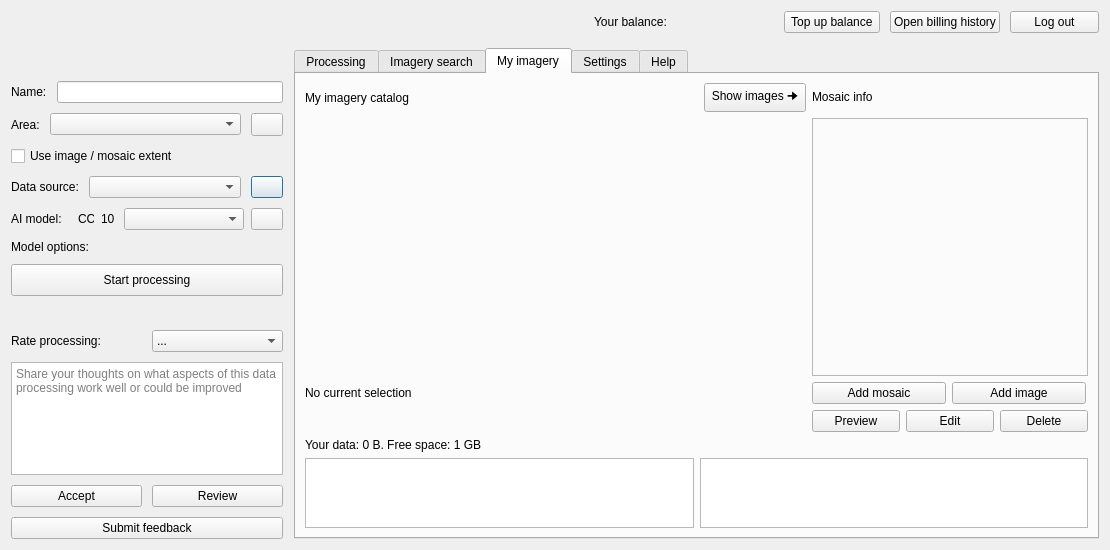
The window that mapflow/dialogs/static/ui/main_dialog.ui (Geoalert/mapflow-qgis) describes before a commit, drawn with Qt 5.
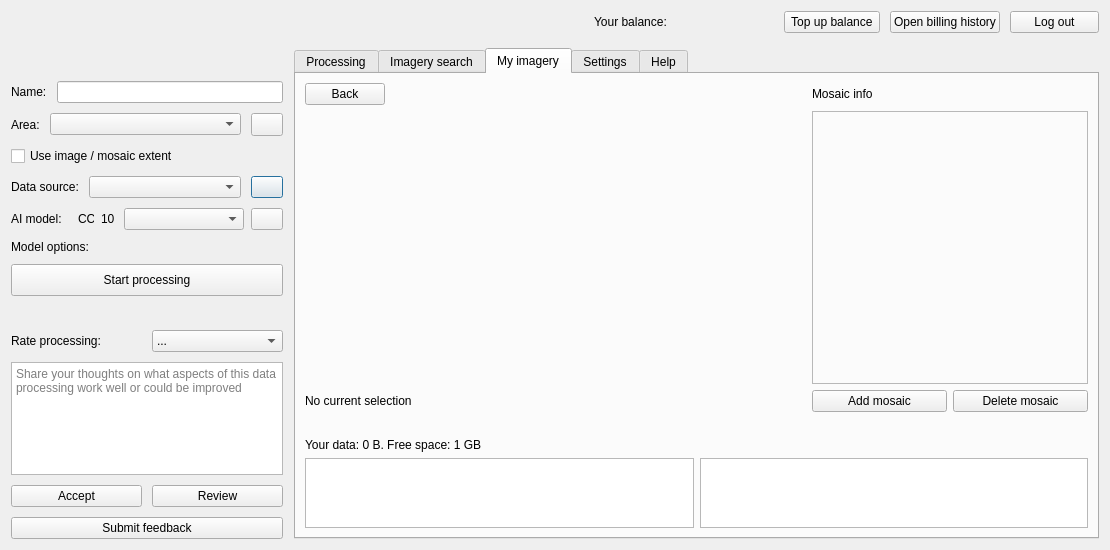
The same window after the commit. The open tabs and pages were chosen to show the change. Icons and pictures are not drawn. Custom widgets are drawn as their Qt base class.

Commit message: Buttons in table cells

```diff
--- a/mapflow/dialogs/static/ui/main_dialog.ui
+++ b/mapflow/dialogs/static/ui/main_dialog.ui
@@ -1374,112 +1374,6 @@
             <layout class="QHBoxLayout" name="horizontalLayout_11">
              <item>
               <layout class="QGridLayout" name="gridLayout_6">
-               <item row="7" column="0">
-                <layout class="QHBoxLayout" name="horizontalLayout_18">
-                 <item>
-                  <widget class="QLabel" name="catalogInfo">
-                   <property name="text">
-                    <string/>
-                   </property>
-                   <property name="alignment">
-                    <set>Qt::AlignLeading|Qt::AlignLeft|Qt::AlignVCenter</set>
-                   </property>
-                   <property name="margin">
-                    <number>0</number>
-                   </property>
-                   <property name="indent">
-                    <number>-1</number>
-                   </property>
-                  </widget>
-                 </item>
-                </layout>
-               </item>
-               <item row="7" column="2">
-                <layout class="QHBoxLayout" name="horizontalLayout_15">
-                 <property name="sizeConstraint">
-                  <enum>QLayout::SetMaximumSize</enum>
-                 </property>
-                 <item>
-                  <widget class="QPushButton" name="previewCatalogButton">
-                   <property name="maximumSize">
-                    <size>
-                     <width>88</width>
-                     <height>16777215</height>
-                    </size>
-                   </property>
-                   <property name="text">
-                    <string>Preview</string>
-                   </property>
-                  </widget>
-                 </item>
-                 <item>
-                  <widget class="QPushButton" name="editCatalogButton">
-                   <property name="maximumSize">
-                    <size>
-                     <width>88</width>
-                     <height>16777215</height>
-                    </size>
-                   </property>
-                   <property name="text">
-                    <string>Edit</string>
-                   </property>
-                  </widget>
-                 </item>
-                 <item>
-                  <widget class="QPushButton" name="deleteCatalogButton">
-                   <property name="maximumSize">
-                    <size>
-                     <width>88</width>
-                     <height>16777215</height>
-                    </size>
-                   </property>
-                   <property name="text">
-                    <string>Delete</string>
-                   </property>
-                  </widget>
-                 </item>
-                </layout>
-               </item>
-               <item row="0" column="0">
-                <layout class="QHBoxLayout" name="horizontalLayout_14">
-                 <item>
-                  <widget class="QLabel" name="label_6">
-                   <property name="text">
-                    <string>My imagery catalog</string>
-                   </property>
-                  </widget>
-                 </item>
-                 <item>
-                  <spacer name="horizontalSpacer_8">
-                   <property name="orientation">
-                    <enum>Qt::Horizontal</enum>
-                   </property>
-                   <property name="sizeHint" stdset="0">
-                    <size>
-                     <width>40</width>
-                     <height>20</height>
-                    </size>
-                   </property>
-                  </spacer>
-                 </item>
-                 <item>
-                  <widget class="QPushButton" name="switchTablesButton">
-                   <property name="maximumSize">
-                    <size>
-                     <width>16777215</width>
-                     <height>16777215</height>
-                    </size>
-                   </property>
-                   <property name="layoutDirection">
-                    <enum>Qt::LeftToRight</enum>
-                   </property>
-                   <property name="text">
-                    <string> Show images 🠊 </string>
-                   </property>
-                  </widget>
-                 </item>
-                </layout>
-               </item>
                <item row="4" column="2">
                 <widget class="QFrame" name="verticalFrame">
                  <property name="minimumSize">
@@ -1532,43 +1426,6 @@
                  </layout>
                 </widget>
                </item>
-               <item row="4" column="0">
-                <layout class="QVBoxLayout" name="catalogTableLayout">
-                 <property name="rightMargin">
-                  <number>0</number>
-                 </property>
-                </layout>
-               </item>
-               <item row="6" column="2">
-                <layout class="QHBoxLayout" name="horizontalLayout_16">
-                 <item>
-                  <widget class="QPushButton" name="addMosaicButton">
-                   <property name="maximumSize">
-                    <size>
-                     <width>134</width>
-                     <height>16777215</height>
-                    </size>
-                   </property>
-                   <property name="text">
-                    <string>Add mosaic</string>
-                   </property>
-                  </widget>
-                 </item>
-                 <item>
-                  <widget class="QPushButton" name="addImageButton">
-                   <property name="maximumSize">
-                    <size>
-                     <width>134</width>
-                     <height>16777215</height>
-                    </size>
-                   </property>
-                   <property name="text">
-                    <string>Add image</string>
-                   </property>
-                  </widget>
-                 </item>
-                </layout>
-               </item>
                <item row="0" column="2">
                 <layout class="QHBoxLayout" name="horizontalLayout_17">
                  <property name="topMargin">
@@ -1595,6 +1452,43 @@
                  </item>
                 </layout>
                </item>
+               <item row="6" column="2">
+                <layout class="QHBoxLayout" name="horizontalLayout_16">
+                 <item>
+                  <widget class="QPushButton" name="addMosaicButton">
+                   <property name="maximumSize">
+                    <size>
+                     <width>16777215</width>
+                     <height>16777215</height>
+                    </size>
+                   </property>
+                   <property name="text">
+                    <string>Add mosaic</string>
+                   </property>
+                  </widget>
+                 </item>
+                 <item>
+                  <widget class="QPushButton" name="deleteCatalogButton">
+                   <property name="maximumSize">
+                    <size>
+                     <width>16777215</width>
+                     <height>16777215</height>
+                    </size>
+                   </property>
+                   <property name="text">
+                    <string>Delete mosaic</string>
+                   </property>
+                  </widget>
+                 </item>
+                </layout>
+               </item>
+               <item row="4" column="0">
+                <layout class="QVBoxLayout" name="catalogTableLayout">
+                 <property name="rightMargin">
+                  <number>0</number>
+                 </property>
+                </layout>
+               </item>
                <item row="6" column="0">
                 <widget class="QLabel" name="catalogSelectionLabel">
                  <property name="sizePolicy">
@@ -1623,6 +1517,59 @@
                  </property>
                 </widget>
                </item>
+               <item row="7" column="0">
+                <layout class="QHBoxLayout" name="horizontalLayout_18">
+                 <item>
+                  <widget class="QLabel" name="catalogInfo">
+                   <property name="text">
+                    <string/>
+                   </property>
+                   <property name="alignment">
+                    <set>Qt::AlignLeading|Qt::AlignLeft|Qt::AlignVCenter</set>
+                   </property>
+                   <property name="margin">
+                    <number>0</number>
+                   </property>
+                   <property name="indent">
+                    <number>-1</number>
+                   </property>
+                  </widget>
+                 </item>
+                </layout>
+               </item>
+               <item row="0" column="0">
+                <layout class="QHBoxLayout" name="horizontalLayout_14">
+                 <item>
+                  <widget class="QPushButton" name="showMosaicsButton">
+                   <property name="maximumSize">
+                    <size>
+                     <width>16777215</width>
+                     <height>16777215</height>
+                    </size>
+                   </property>
+                   <property name="layoutDirection">
+                    <enum>Qt::LeftToRight</enum>
+                   </property>
+                   <property name="text">
+                    <string>Back</string>
+                   </property>
+                  </widget>
+                 </item>
+                 <item>
+                  <spacer name="horizontalSpacer_8">
+                   <property name="orientation">
+                    <enum>Qt::Horizontal</enum>
+                   </property>
+                   <property name="sizeHint" stdset="0">
+                    <size>
+                     <width>40</width>
+                     <height>20</height>
+                    </size>
+                   </property>
+                  </spacer>
+                 </item>
+                </layout>
+               </item>
               </layout>
              </item>
             </layout>
```
The commit also changes 6 other files.
